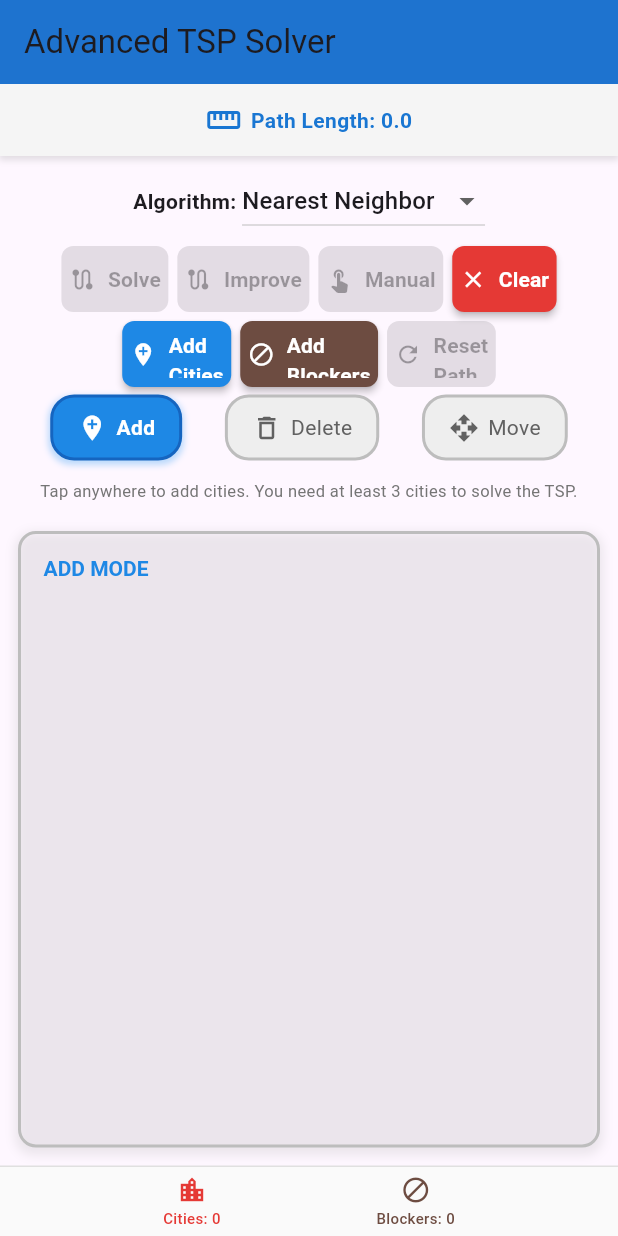
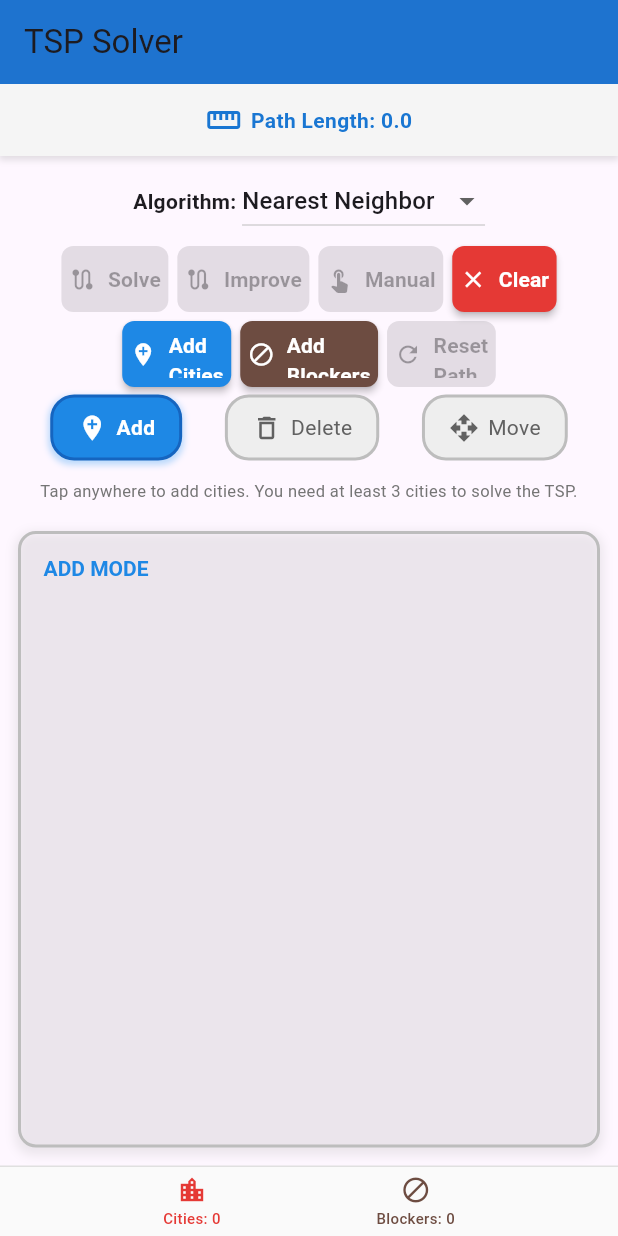
Before and after one commit to dev-ym/tsp1, a Flutter app: the screen it shows after launch, on a phone screen of 412 x 824 dp. Run offline on Flutter 3.47's test engine with Material 3 defaults, Android fonts, the phone set to English and light mode, and no system bars.

Commit message:
Change title

```diff
--- a/lib/main.dart
+++ b/lib/main.dart
@@ -753,7 +753,7 @@ class _TSPHomePageState extends State<TSPHomePage> {
   Widget build(BuildContext context) {
     return Scaffold(
       appBar: AppBar(
-        title: Text('Advanced TSP Solver'),
+        title: Text('TSP Solver'),
         backgroundColor: Colors.blue[700],
         elevation: 2,
       ),
```
Also changed, not shown: 3 other files.
